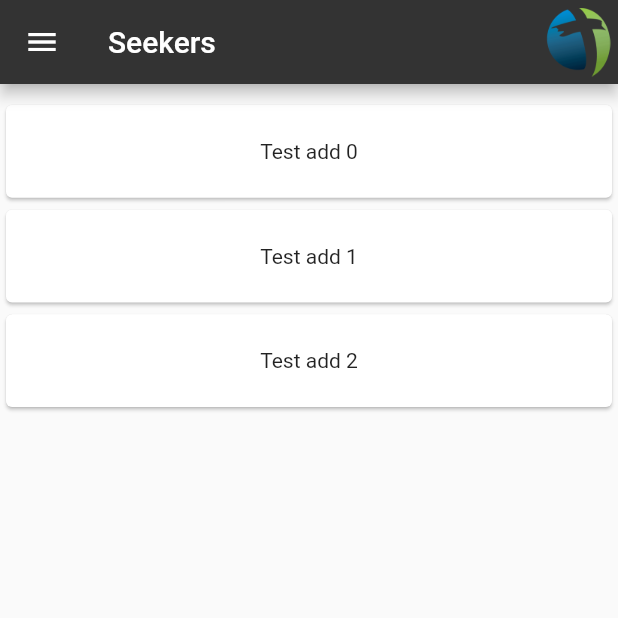
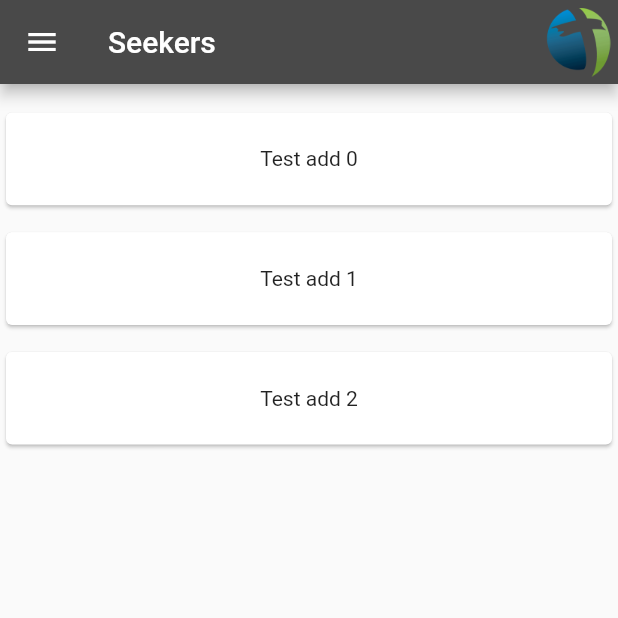
Before and after one commit to digitaleagle/moses, a Flutter app: the SeekersHomePage screen opened by its route, on a phone screen of 412 x 824 dp, the top half of it. Run offline on Flutter 3.47's test engine with Material 2 defaults, Android fonts, the phone set to English and light mode, and no system bars.

Commit message:
Added LBC icons and started homepage + built login page.

```diff
--- a/lib/documentationInfo/themeData.dart
+++ b/lib/documentationInfo/themeData.dart
@@ -25,6 +25,6 @@ class ThemeColors {
     },
   );
 
-  Color secondary = const Color.fromRGBO(111, 233, 17, 1);  //Earth Green
-  Color seekersTheme = const Color.fromRGBO(51, 51, 51, 1);   //80% Grey
+  Color secondary = const Color.fromRGBO(111, 233, 17, 1);    //Earth Green
+  Color seekersTheme = const Color.fromRGBO(73, 73, 73, 1);   //~75% Grey
 }
--- a/lib/youthGroup/seekersHomePage.dart
+++ b/lib/youthGroup/seekersHomePage.dart
@@ -48,36 +48,29 @@ class _SeekersHomePageState extends State<SeekersHomePage> {
                 child: Image.asset('assets/images/lbc_title.png')
             ),
             ListTile(
-              leading: const Icon(Icons.supervised_user_circle),
-              title: const Text('Visitor Information'),
+              leading: const Icon(Icons.event),
+              title: const Text('Upcoming Events'),
               onTap: () {
 
               },
             ),
             ListTile(
-              leading: const Icon(Icons.event),
-              title: const Text('Services and Events'),
+              leading: const Icon(Icons.message),
+              title: const Text('Messaging'),
               onTap: () {
 
               },
             ),
             ListTile(
-              leading: const Icon(Icons.business),
-              title: const Text('Ministries and Organization Information'),
+              leading: const Icon(Icons.task_alt),
+              title: const Text('Tasks and Devotions'),
               onTap: () {
 
               },
             ),
             ListTile(
-              leading: const Icon(Icons.login),
-              title: const Text('Login to your Ministry'),
-              onTap: () {
-                Navigator.pushNamed(context, '/ministryLoginSelection');
-              },
-            ),
-            ListTile(
               leading: const Icon(Icons.info),
-              title: const Text('About Landmark Baptist Church'),
+              title: const Text('About Seekers'),
               onTap: () {
 
               },
@@ -101,13 +94,16 @@ class _SeekersHomePageState extends State<SeekersHomePage> {
                 //For now, the card it hardcoded.
                 //When testList actually loads data from database, card should be designed.
                 //It needs an image and a route.
-               return Card(
+               return Container(
+                 padding: const EdgeInsets.fromLTRB(0, 5, 0, 5),
+                 child: Card(
                    child: InkWell(
                      onTap: () {},
                      child: SizedBox(          //1:6 ratio
                          height: width * 0.15,   //15% width
                          width: width * 0.90,    //90% width
                          child: Center(child: Text('Test add $index'))
+                     ),
                    ),
                  ),
                );
```
Lines whose indentation alone changed are shown as unchanged.
